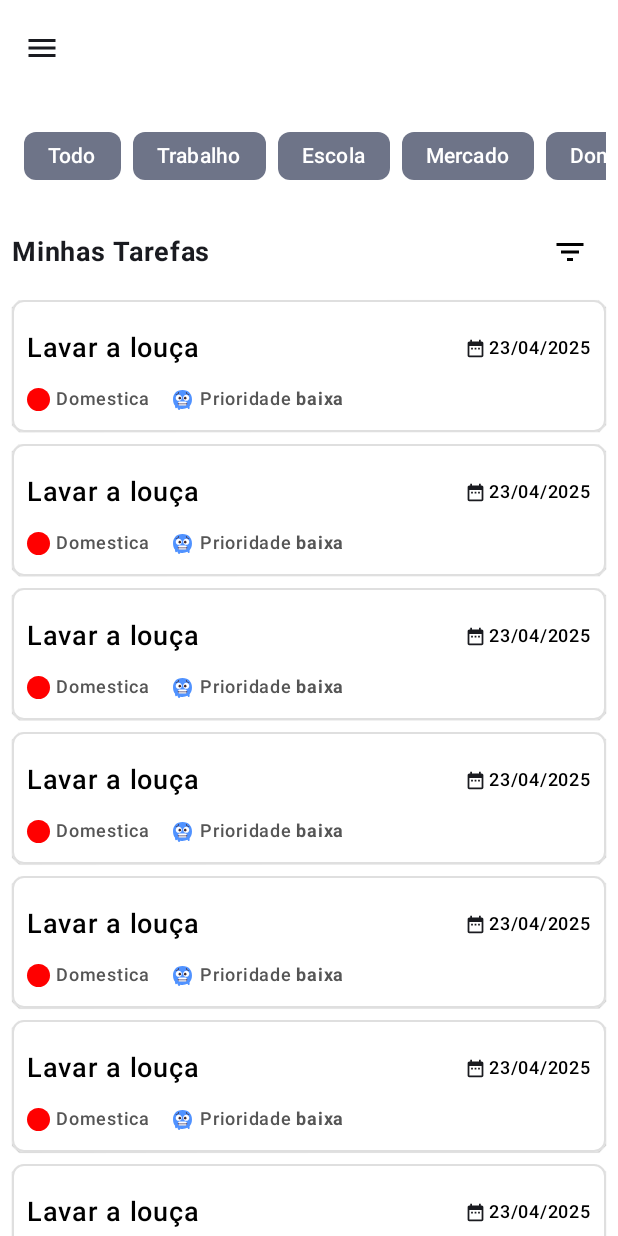
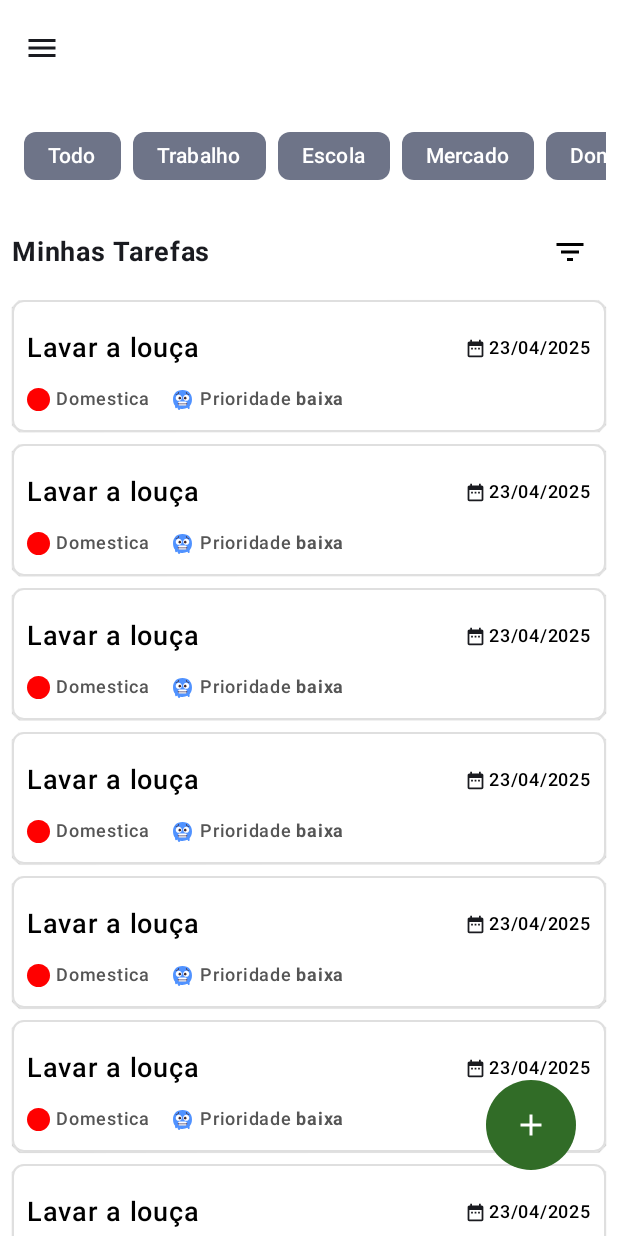
Before and after one commit to JoseLeandroNascimento/pomodo-task, an Android app built with Jetpack Compose: the screen it shows after launch (MainActivity), on a phone screen of 412 x 824 dp. Run offline under Robolectric (Android 15) with nearby library versions, the phone set to English and light mode, and no system bars.

```diff
--- a/app/src/main/java/com/example/pomodo_task/MainActivity.kt
+++ b/app/src/main/java/com/example/pomodo_task/MainActivity.kt
@@ -4,46 +4,47 @@ import android.os.Bundle
 import androidx.activity.ComponentActivity
 import androidx.activity.compose.setContent
 import androidx.activity.enableEdgeToEdge
-import androidx.compose.foundation.background
 import androidx.compose.foundation.isSystemInDarkTheme
-import androidx.compose.foundation.layout.Box
 import androidx.compose.foundation.layout.Spacer
 import androidx.compose.foundation.layout.fillMaxSize
-import androidx.compose.foundation.layout.fillMaxWidth
 import androidx.compose.foundation.layout.height
 import androidx.compose.foundation.layout.padding
 import androidx.compose.foundation.layout.width
-import androidx.compose.foundation.shape.RoundedCornerShape
 import androidx.compose.material.icons.Icons
 import androidx.compose.material.icons.filled.Menu
 import androidx.compose.material3.DrawerValue
-import androidx.compose.material3.DropdownMenu
-import androidx.compose.material3.DropdownMenuItem
 import androidx.compose.material3.ExperimentalMaterial3Api
 import androidx.compose.material3.Icon
 import androidx.compose.material3.IconButton
 import androidx.compose.material3.MaterialTheme
 import androidx.compose.material3.ModalDrawerSheet
 import androidx.compose.material3.ModalNavigationDrawer
-import androidx.compose.material3.NavigationDrawerItem
 import androidx.compose.material3.Scaffold
 import androidx.compose.material3.Text
 import androidx.compose.material3.TopAppBar
 import androidx.compose.material3.TopAppBarDefaults
 import androidx.compose.material3.rememberDrawerState
-import androidx.compose.runtime.getValue
-import androidx.compose.runtime.mutableStateOf
-import androidx.compose.runtime.remember
 import androidx.compose.runtime.rememberCoroutineScope
-import androidx.compose.runtime.setValue
 import androidx.compose.ui.Modifier
 import androidx.compose.ui.graphics.Color
-import androidx.compose.ui.text.font.FontWeight
 import androidx.compose.ui.unit.dp
 import androidx.navigation.compose.rememberNavController
-import com.example.pomodo_task.ui.theme.Green300
+import com.example.pomodo_task.layout.MenuModalDrawer
+import com.example.pomodo_task.layout.MenuModalDrawerItem
+import com.example.pomodo_task.layout.ModalDrawerHeader
 import com.example.pomodo_task.ui.theme.PomodotaskTheme
 import kotlinx.coroutines.launch
+
+val optionsMenu: List<MenuModalDrawerItem> = listOf(
+    MenuModalDrawerItem(
+        label = "Minhas tarefas",
+        route = Screen.MY_TASKS
+    ),
+    MenuModalDrawerItem(
+        label = "Performace",
+        route = Screen.PERFORMACE
+    )
+)
 
 class MainActivity : ComponentActivity() {
     @OptIn(ExperimentalMaterial3Api::class)
@@ -52,66 +53,31 @@ class MainActivity : ComponentActivity() {
         enableEdgeToEdge()
         setContent {
 
-            val navigatioDrawerState = rememberDrawerState(initialValue = DrawerValue.Closed)
+            val navigationDrawerState = rememberDrawerState(initialValue = DrawerValue.Closed)
             val navController = rememberNavController()
             val scope = rememberCoroutineScope()
 
             PomodotaskTheme {
 
                 ModalNavigationDrawer(
-                    drawerState = navigatioDrawerState,
+                    drawerState = navigationDrawerState,
                     drawerContent = {
 
                         ModalDrawerSheet(
                             modifier = Modifier.width(280.dp)
                         ) {
-                            Box(
-                                modifier = Modifier
-                                    .fillMaxWidth()
-                                    .height(112.dp)
-                                    .background(color = Green300)
-                            ) {
 
-                            }
+                            ModalDrawerHeader(modifier = Modifier)
 
                             Spacer(modifier = Modifier.height(8.dp))
 
-                            NavigationDrawerItem(
-                                label = {
-                                    Text(
-                                        text = "Minhas tarefas",
-                                        fontWeight = FontWeight.Medium
-                                    )
-                                },
-                                selected = false,
-                                onClick = {},
-                                shape = RoundedCornerShape(4.dp)
-                            )
-
-                            NavigationDrawerItem(
-                                label = {
-                                    Text(
-                                        text = "Categorias",
-                                        fontWeight = FontWeight.Medium
-                                    )
-                                },
-                                selected = false,
-                                onClick = {
-                                },
-                                shape = RoundedCornerShape(4.dp)
-                            )
-
-
-                            NavigationDrawerItem(
-                                label = {
-                                    Text(
-                                        text = "Performace",
-                                        fontWeight = FontWeight.Medium
-                                    )
-                                },
-                                selected = false,
-                                onClick = {},
-                                shape = RoundedCornerShape(4.dp)
+                            MenuModalDrawer(
+                                options = optionsMenu,
+                                navController = navController,
+                                navigationDrawerState = navigationDrawerState,
+                                navigate = {
+                                    navController.navigate(it.route)
+                                }
                             )
                         }
                     }
@@ -128,7 +94,7 @@ class MainActivity : ComponentActivity() {
                                 navigationIcon = {
                                     IconButton(onClick = {
                                         scope.launch {
-                                            navigatioDrawerState.open()
+                                            navigationDrawerState.open()
                                         }
                                     }) {
                                         Icon(
--- a/app/src/main/java/com/example/pomodo_task/ScreenRouter.kt
+++ b/app/src/main/java/com/example/pomodo_task/ScreenRouter.kt
@@ -3,5 +3,7 @@ package com.example.pomodo_task
 class Screen(val route: String) {
     companion object {
         val MY_TASKS = Screen(route = "my_tasks")
+        val PERFORMACE = Screen(route = "performace")
+        val CREATE_TASK = Screen(route = "create_task")
     }
 }
--- /dev/null
+++ b/app/src/main/java/com/example/pomodo_task/layout/MenuModalDrawer.kt
@@ -0,0 +1,81 @@
+package com.example.pomodo_task.layout
+
+import androidx.compose.foundation.layout.Arrangement
+import androidx.compose.foundation.lazy.LazyColumn
+import androidx.compose.foundation.shape.RoundedCornerShape
+import androidx.compose.material3.DrawerState
+import androidx.compose.material3.DrawerValue
+import androidx.compose.material3.NavigationDrawerItem
+import androidx.compose.material3.Text
+import androidx.compose.material3.rememberDrawerState
+import androidx.compose.runtime.Composable
+import androidx.compose.runtime.getValue
+import androidx.compose.runtime.rememberCoroutineScope
+import androidx.compose.ui.Modifier
+import androidx.compose.ui.text.font.FontWeight
+import androidx.compose.ui.tooling.preview.Preview
+import androidx.compose.ui.unit.dp
+import androidx.navigation.NavHostController
+import androidx.navigation.compose.currentBackStackEntryAsState
+import androidx.navigation.compose.rememberNavController
+import com.example.pomodo_task.Screen
+import com.example.pomodo_task.optionsMenu
+import kotlinx.coroutines.launch
+
+data class MenuModalDrawerItem(
+    val label: String,
+    val route: Screen
+)
+
+@Composable
+fun MenuModalDrawer(
+    modifier: Modifier = Modifier,
+    navigate: ((Screen) -> Unit)?,
+    options: List<MenuModalDrawerItem> = listOf(),
+    navController: NavHostController,
+    navigationDrawerState: DrawerState,
+) {
+
+    val navBackStackEntry by navController.currentBackStackEntryAsState()
+    val currentRoute = navBackStackEntry?.destination?.route
+    val scope = rememberCoroutineScope()
+
+    LazyColumn(
+        modifier = modifier,
+        verticalArrangement = Arrangement.spacedBy(4.dp)
+    ) {
+        items(count = options.size) { routeIndex ->
+            NavigationDrawerItem(
+                label = {
+                    Text(
+                        text = options[routeIndex].label,
+                        fontWeight = FontWeight.Medium
+                    )
+                },
+                selected = options[routeIndex].route.route == currentRoute,
+                onClick = {
+                    scope.launch {
+                        navigate?.let {
+                            navigate.invoke(options[routeIndex].route)
+                        }
+                        navigationDrawerState.close()
+                    }
+                },
+                shape = RoundedCornerShape(4.dp)
+            )
+        }
+
+    }
+}
+
+@Preview
+@Composable
+private fun MenuModalDrawerPreview() {
+
+    MenuModalDrawer(
+        navController = rememberNavController(),
+        options = optionsMenu,
+        navigate = {},
+        navigationDrawerState = rememberDrawerState(initialValue = DrawerValue.Closed)
+    )
+}
--- /dev/null
+++ b/app/src/main/java/com/example/pomodo_task/layout/ModalDrawerHeader.kt
@@ -0,0 +1,63 @@
+package com.example.pomodo_task.layout
+
+import androidx.compose.foundation.Image
+import androidx.compose.foundation.background
+import androidx.compose.foundation.isSystemInDarkTheme
+import androidx.compose.foundation.layout.Arrangement
+import androidx.compose.foundation.layout.Box
+import androidx.compose.foundation.layout.Row
+import androidx.compose.foundation.layout.fillMaxSize
+import androidx.compose.foundation.layout.fillMaxWidth
+import androidx.compose.foundation.layout.height
+import androidx.compose.foundation.layout.size
+import androidx.compose.material3.Text
+import androidx.compose.runtime.Composable
+import androidx.compose.ui.Alignment
+import androidx.compose.ui.Modifier
+import androidx.compose.ui.graphics.Color
+import androidx.compose.ui.res.painterResource
+import androidx.compose.ui.text.font.FontWeight
+import androidx.compose.ui.tooling.preview.Preview
+import androidx.compose.ui.unit.dp
+import androidx.compose.ui.unit.sp
+import com.example.pomodo_task.R
+import com.example.pomodo_task.ui.theme.Gray400
+import com.example.pomodo_task.ui.theme.Green300
+
+@Composable
+fun ModalDrawerHeader(modifier: Modifier = Modifier) {
+    Box(
+        modifier = modifier
+            .fillMaxWidth()
+            .height(112.dp)
+            .background(color = Green300)
+    ) {
+
+        Row(
+            modifier = Modifier.fillMaxSize(),
+            verticalAlignment = Alignment.CenterVertically,
+            horizontalArrangement = Arrangement.spacedBy(12.dp)
+        ) {
+            Image(
+                modifier = Modifier.size(90.dp),
+                painter = painterResource(id = R.drawable.emoji_noto_hot_face),
+                contentDescription = null
+            )
+            Text(
+                text = "PomodoList",
+                fontWeight = FontWeight.Bold,
+                fontSize = 20.sp,
+                color = if (isSystemInDarkTheme()) Gray400 else Color.White
+            )
+        }
+
+    }
+}
+
+@Preview
+@Composable
+private fun ModalDrawerHeaderPreview() {
+
+    ModalDrawerHeader(modifier = Modifier)
+
+}
--- a/app/src/main/java/com/example/pomodo_task/screen/MyTasks.kt
+++ b/app/src/main/java/com/example/pomodo_task/screen/MyTasks.kt
@@ -1,35 +1,50 @@
 package com.example.pomodo_task.screen
 
 import androidx.compose.foundation.Image
+import androidx.compose.foundation.background
 import androidx.compose.foundation.isSystemInDarkTheme
 import androidx.compose.foundation.layout.Arrangement
+import androidx.compose.foundation.layout.Box
 import androidx.compose.foundation.layout.PaddingValues
 import androidx.compose.foundation.layout.Row
 import androidx.compose.foundation.layout.fillMaxSize
 import androidx.compose.foundation.layout.fillMaxWidth
+import androidx.compose.foundation.layout.padding
+import androidx.compose.foundation.layout.size
 import androidx.compose.foundation.lazy.LazyColumn
 import androidx.compose.foundation.lazy.LazyRow
+import androidx.compose.foundation.shape.CircleShape
+import androidx.compose.material.icons.Icons
+import androidx.compose.material.icons.filled.Add
 import androidx.compose.material3.FilterChip
+import androidx.compose.material3.Icon
 import androidx.compose.material3.IconButton
-import androidx.compose.material3.MaterialTheme
 import androidx.compose.material3.Text
 import androidx.compose.runtime.Composable
+import androidx.compose.runtime.getValue
+import androidx.compose.runtime.mutableStateOf
+import androidx.compose.runtime.remember
 import androidx.compose.ui.Alignment
 import androidx.compose.ui.Modifier
 import androidx.compose.ui.graphics.Color
 import androidx.compose.ui.graphics.ColorFilter
 import androidx.compose.ui.res.painterResource
 import androidx.compose.ui.text.font.FontWeight
+import androidx.compose.ui.tooling.preview.Preview
 import androidx.compose.ui.unit.dp
 import androidx.compose.ui.unit.sp
 import com.example.pomodo_task.R
 import com.example.pomodo_task.components.TaskCard
 import com.example.pomodo_task.ui.theme.Gray200
+import com.example.pomodo_task.ui.theme.Green300
 
 @Composable
 fun MyTasks(modifier: Modifier = Modifier) {
 
-    val categories: List<String> = listOf(
+
+    val categories by remember {
+        mutableStateOf(
+            listOf(
                 "Todo",
                 "Trabalho",
                 "Escola",
@@ -37,33 +52,46 @@ fun MyTasks(modifier: Modifier = Modifier) {
                 "Domestica",
                 "Domestica"
             )
+        )
+    }
 
+    Box(
+        modifier = modifier.fillMaxSize(),
+    ) {
         LazyColumn(
-        modifier = modifier.fillMaxSize(),
+            modifier = Modifier.fillMaxSize(),
             contentPadding = PaddingValues(8.dp),
             verticalArrangement = Arrangement.spacedBy(8.dp)
         ) {
-
             item {
-            LazyRow(
-                modifier = Modifier
-                    .fillMaxWidth(),
-                verticalAlignment = Alignment.CenterVertically,
-                horizontalArrangement = Arrangement.spacedBy(8.dp),
-                contentPadding = PaddingValues(8.dp)
-            ) {
-                items(count = categories.size) {
-                    FilterChip(
-                        selected = true,
-                        onClick = {},
-                        label = { Text(text = categories[it]) }
-                    )
+                CategoryFilter(modifier = Modifier, categories = categories)
+            }
+            item {
+                TaskHeader( )
+            }
+            items(count = 10) {
+                TaskCard()
             }
         }
+
+        IconButton(
+            modifier = Modifier
+                .align(alignment = Alignment.BottomEnd)
+                .padding(bottom = 44.dp, end = 28.dp)
+                .size(60.dp)
+                .background(color = Green300, shape = CircleShape),
+            onClick = {},
+        ) {
+            Icon(imageVector = Icons.Default.Add, contentDescription = null, tint = Color.White)
         }
-        item {
+    }
+
+}
+
+@Composable
+fun TaskHeader(modifier: Modifier = Modifier) {
     Row(
-                modifier = Modifier.fillMaxWidth(),
+        modifier = modifier.fillMaxWidth(),
         verticalAlignment = Alignment.CenterVertically,
         horizontalArrangement = Arrangement.SpaceBetween
     ) {
@@ -86,8 +114,30 @@ fun MyTasks(modifier: Modifier = Modifier) {
         }
     }
 }
-        items(count = 10) {
-            TaskCard()
+
+@Composable
+fun CategoryFilter(modifier: Modifier = Modifier, categories: List<String>) {
+
+    LazyRow(
+        modifier = modifier
+            .fillMaxWidth(),
+        verticalAlignment = Alignment.CenterVertically,
+        horizontalArrangement = Arrangement.spacedBy(8.dp),
+        contentPadding = PaddingValues(8.dp)
+    ) {
+        items(count = categories.size) {
+            FilterChip(
+                selected = true,
+                onClick = {},
+                label = { Text(text = categories[it]) }
+            )
         }
     }
 }
+
+@Preview(showBackground = true)
+@Composable
+private fun MyTasksPreview() {
+
+    MyTasks()
+}
```
Lines whose indentation alone changed are shown as unchanged.
